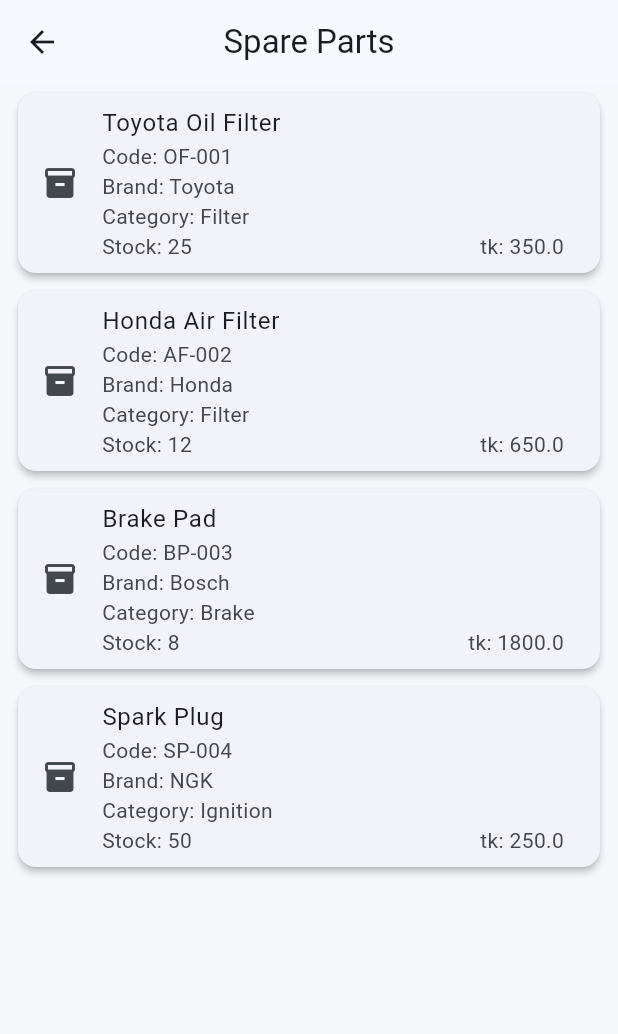
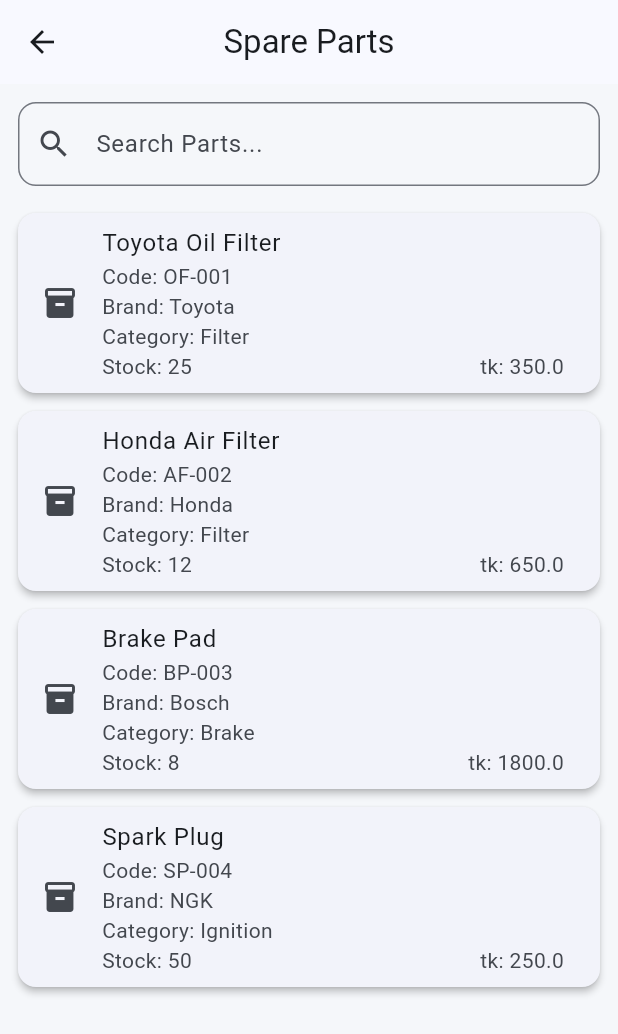
Before and after one commit to Obayedcoder/icd_inventory, a Flutter app: the SparePartsScreen screen opened directly, on a phone screen of 412 x 824 dp. Shown: the top 1034 px of the screen. Run offline on Flutter 3.47's test engine with Material 3 defaults, Android fonts, the phone set to English and light mode, and no system bars.

Commit message:
spare_parts_screen/search bar add

```diff
--- a/lib/screens/dashboard_screen.dart
+++ b/lib/screens/dashboard_screen.dart
@@ -3,6 +3,7 @@
 import 'stock_in_screen.dart';
 import 'stock_out_screen.dart';
 import 'reports_screen.dart';
+
 
 class DashboardScreen extends StatelessWidget {
   const DashboardScreen({super.key});
--- a/lib/screens/spare_parts_screen.dart
+++ b/lib/screens/spare_parts_screen.dart
@@ -1,15 +1,18 @@
 import 'package:flutter/material.dart';
 import '../data/dummy_data.dart';
 import '../widgets/spare_part_card.dart';
+import '../widgets/app_search_bar.dart';
 
 class SparePartsScreen extends StatefulWidget {
   const SparePartsScreen({super.key});
 
   @override
   State<SparePartsScreen> createState() => _SparePartsScreenState();
+
 }
 
 class _SparePartsScreenState extends State<SparePartsScreen> {
+    List filteredParts = spareParts;
   @override
   Widget build(BuildContext context) {
 
@@ -18,16 +21,36 @@
       appBar: AppBar(
         title: const Text("Spare Parts"),
       ),
-      body: ListView.builder(
-    itemCount: spareParts.length,
-  itemBuilder: (context, index) {
-    final part = spareParts[index];
+      body: Column(
+  children: [
+    AppSearchBar(
+      hintText: "Search Parts...",
+      onChanged: (value) {
+  setState(() {
+    filteredParts = spareParts.where((part) {
+      return part.name.toLowerCase().contains(value.toLowerCase()) ||
+    part.code.toLowerCase().contains(value.toLowerCase()) ||
+    part.brand.toLowerCase().contains(value.toLowerCase()) ||
+    part.category.toLowerCase().contains(value.toLowerCase());
 
-    return SparePartCard(
-      part:part
+    }).toList();
+  });
+},
+    ),
 
-    );
-  },
+    Expanded(
+      child: ListView.builder(
+        itemCount: filteredParts.length,
+        itemBuilder: (context, index) {
+          final part = filteredParts[index];
+
+          return SparePartCard(
+            part: part,
+          );
+        },
+      ),
+    ),
+  ],
 ),
     );
   }
```
